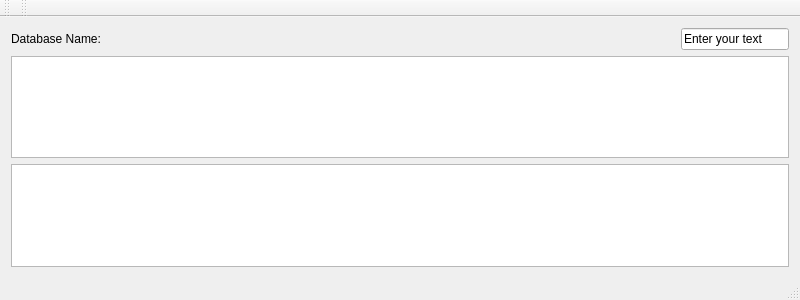
Before: the Qt Designer form GeneradorBaseDatos/mainwindow.ui in PaulMaxAvalosAguilar/QTSQLGenerator, drawn with Qt 5.
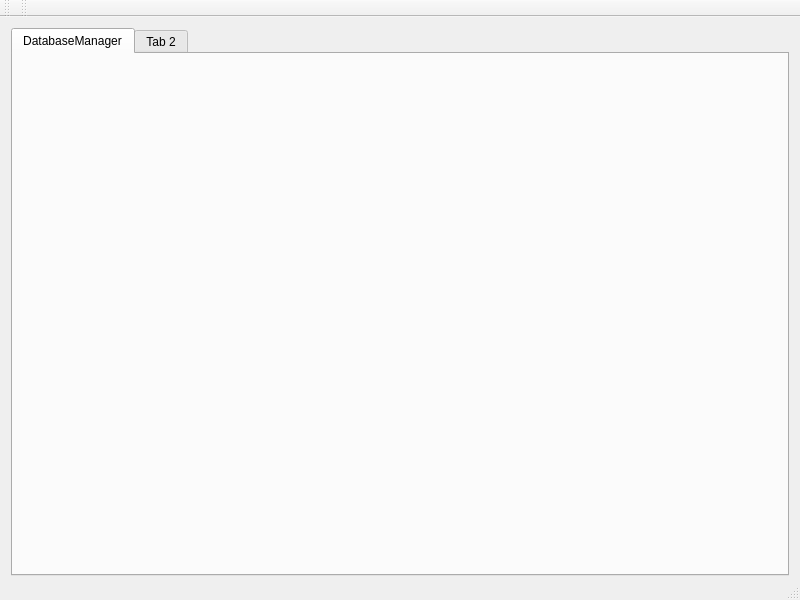
After: the same form once the commit is applied.

Commit message: DatabaseManager tab ended

What changed in the file:
```diff
--- a/GeneradorBaseDatos/mainwindow.ui
+++ b/GeneradorBaseDatos/mainwindow.ui
@@ -7,94 +7,57 @@
     <x>0</x>
     <y>0</y>
     <width>800</width>
-    <height>300</height>
+    <height>600</height>
    </rect>
   </property>
+  <property name="minimumSize">
+   <size>
+    <width>0</width>
+    <height>0</height>
+   </size>
+  </property>
   <property name="windowTitle">
    <string>MainWindow</string>
   </property>
   <widget class="QWidget" name="centralWidget">
+   <property name="minimumSize">
+    <size>
+     <width>0</width>
+     <height>0</height>
+    </size>
+   </property>
    <property name="layoutDirection">
     <enum>Qt::LeftToRight</enum>
    </property>
    <layout class="QVBoxLayout" name="verticalLayout">
+    <property name="bottomMargin">
+     <number>2</number>
+    </property>
     <item>
-     <layout class="QHBoxLayout" name="horizontalLayout" stretch="0,0,0">
-      <property name="spacing">
-       <number>14</number>
+     <widget class="QTabWidget" name="tabWidget">
+      <property name="minimumSize">
+       <size>
+        <width>0</width>
+        <height>0</height>
+       </size>
       </property>
-      <property name="sizeConstraint">
-       <enum>QLayout::SetNoConstraint</enum>
+      <property name="currentIndex">
+       <number>0</number>
       </property>
-      <item>
-       <widget class="QLabel" name="label">
-        <property name="sizePolicy">
-         <sizepolicy hsizetype="Fixed" vsizetype="Expanding">
-          <horstretch>0</horstretch>
-          <verstretch>0</verstretch>
-         </sizepolicy>
-        </property>
-        <property name="maximumSize">
-         <size>
-          <width>16777215</width>
-          <height>16777215</height>
-         </size>
-        </property>
-        <property name="text">
-         <string>Database Name:</string>
-        </property>
-       </widget>
-      </item>
-      <item>
-       <spacer name="horizontalSpacer">
-        <property name="orientation">
-         <enum>Qt::Horizontal</enum>
-        </property>
-        <property name="sizeHint" stdset="0">
-         <size>
-          <width>40</width>
-          <height>20</height>
-         </size>
-        </property>
-       </spacer>
-      </item>
-      <item>
-       <widget class="QLineEdit" name="lineEdit">
-        <property name="sizePolicy">
-         <sizepolicy hsizetype="Fixed" vsizetype="Expanding">
-          <horstretch>0</horstretch>
-          <verstretch>0</verstretch>
-         </sizepolicy>
-        </property>
-        <property name="minimumSize">
-         <size>
-          <width>0</width>
-          <height>0</height>
-         </size>
-        </property>
-        <property name="maximumSize">
-         <size>
-          <width>16777215</width>
-          <height>16777215</height>
-         </size>
-        </property>
-        <property name="text">
-         <string>Enter your text</string>
-        </property>
-       </widget>
-      </item>
-     </layout>
-    </item>
-    <item>
-     <widget class="QTextBrowser" name="textBrowser">
-      <property name="enabled">
-       <bool>true</bool>
-      </property>
+      <widget class="QWidget" name="dbManagertab">
+       <attribute name="title">
+        <string>DatabaseManager</string>
+       </attribute>
+       <layout class="QVBoxLayout" name="verticalLayout_2"/>
+      </widget>
+      <widget class="QWidget" name="tab_2">
+       <attribute name="title">
+        <string>Tab 2</string>
+       </attribute>
+       <layout class="QVBoxLayout" name="verticalLayout_3"/>
+      </widget>
      </widget>
     </item>
-    <item>
-     <widget class="QTextBrowser" name="textBrowser_2"/>
-    </item>
    </layout>
   </widget>
   <widget class="QMenuBar" name="menuBar">
```
The commit also changes 17 other files.
